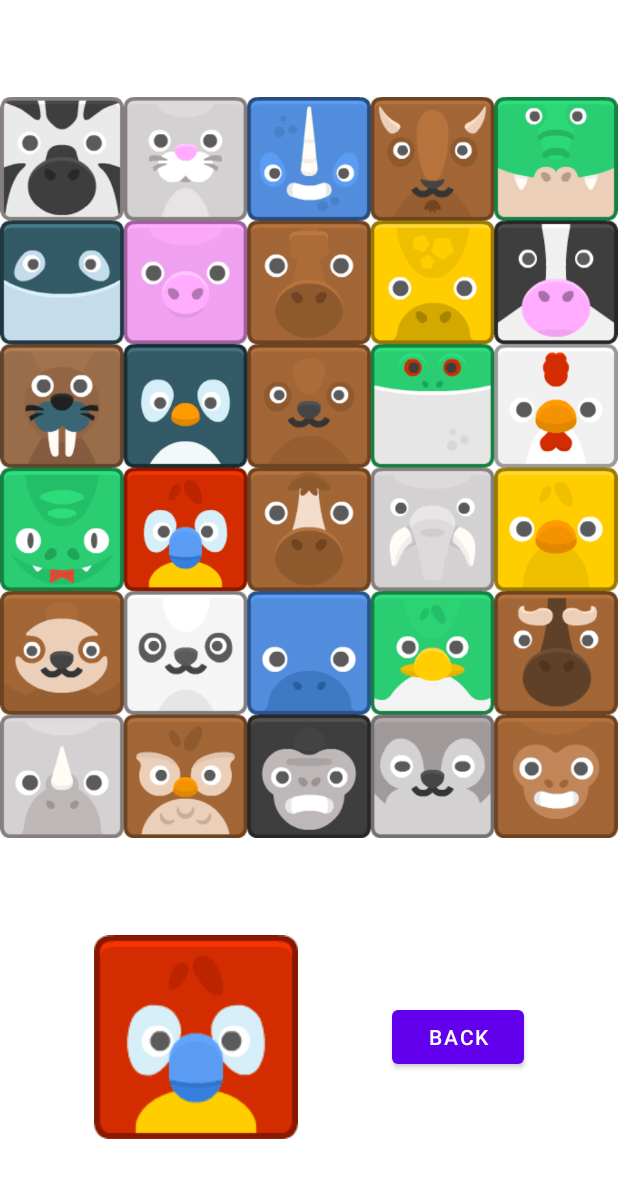
After one commit to bochunator/Save-the-Animal-Farm, an Android app: the ChooseAnimalActivity screen opened directly, with no data from a screen before it, on a phone screen of 412 x 824 dp. The commit adds this screen. Shown: the top 1178 px of the screen. Run offline under Robolectric (Android 15) with nearby library versions, the phone set to English and light mode, and no system bars.

Commit message:
ChooseAnimalActivity (SharedPreferences)

```diff
--- /dev/null
+++ b/app/src/main/java/bochunator/savetheanimalfarm/ChooseAnimalActivity.java
@@ -0,0 +1,62 @@
+package bochunator.savetheanimalfarm;
+
+import static bochunator.savetheanimalfarm.MainActivity.ANIMAL;
+import static bochunator.savetheanimalfarm.MainActivity.HIGHEST_POINTS;
+import static bochunator.savetheanimalfarm.MainActivity.SHARED_PREFERENCES;
+
+import androidx.appcompat.app.AppCompatActivity;
+
+import android.annotation.SuppressLint;
+import android.content.Context;
+import android.content.Intent;
+import android.content.SharedPreferences;
+import android.graphics.Point;
+import android.os.Bundle;
+import android.widget.Button;
+import android.widget.ImageView;
+
+import bochunator.savetheanimalfarm.bitmap.CreatorBitmapChooseAnimal;
+
+public class ChooseAnimalActivity extends AppCompatActivity {
+    private SharedPreferences sharedPreferences;
+
+    @SuppressLint("ClickableViewAccessibility")
+    @Override
+    protected void onCreate(Bundle savedInstanceState) {
+        super.onCreate(savedInstanceState);
+        setContentView(R.layout.activity_choose_animal);
+
+        sharedPreferences = getSharedPreferences(SHARED_PREFERENCES, Context.MODE_PRIVATE);
+        SharedPreferences.Editor editor = sharedPreferences.edit();
+
+        Point deviceSize = new Point();
+        getWindowManager().getDefaultDisplay().getSize(deviceSize);
+        CreatorBitmapChooseAnimal creatorBitmapChooseAnimal = new CreatorBitmapChooseAnimal(this);
+
+        ImageView imageViewSquareNoDetailsOutline = (ImageView) findViewById(R.id.imageViewSquareNoDetailsOutline);
+        imageViewSquareNoDetailsOutline.setImageBitmap(creatorBitmapChooseAnimal.getSquareNoDetailsOutlineBitmap());
+        imageViewSquareNoDetailsOutline.getLayoutParams().width = deviceSize.x;
+        imageViewSquareNoDetailsOutline.getLayoutParams().height = deviceSize.x*6/5;
+
+        ImageView imageViewChosenAnimal = (ImageView) findViewById(R.id.imageViewChosenAnimal);
+        imageViewChosenAnimal.setImageBitmap(creatorBitmapChooseAnimal.getCreatorBitmapChooseAnimal( sharedPreferences.getInt(ANIMAL, 16)));
+
+        imageViewSquareNoDetailsOutline.setOnTouchListener((view, event) -> {
+            float x = event.getX();
+            float y = event.getY();
+            int column = (int) (x / (view.getWidth() / 5));
+            int row = (int) (y / (view.getHeight() / 6));
+            int position = row * 5 + column;
+            imageViewChosenAnimal.setImageBitmap(creatorBitmapChooseAnimal.getCreatorBitmapChooseAnimal(position));
+            editor.putInt(ANIMAL, position);
+            editor.apply();
+            return false;
+        });
+
+        Button btnBack = (Button) findViewById(R.id.btnBack);
+        btnBack.setOnClickListener(view -> {
+            startActivity(new Intent(ChooseAnimalActivity.this, MainActivity.class));
+            finish();
+        });
+    }
+}
--- /dev/null
+++ b/app/src/main/java/bochunator/savetheanimalfarm/bitmap/CreatorBitmapChooseAnimal.java
@@ -0,0 +1,36 @@
+package bochunator.savetheanimalfarm.bitmap;
+
+import android.content.Context;
+import android.graphics.Bitmap;
+import android.graphics.BitmapFactory;
+
+import bochunator.savetheanimalfarm.R;
+
+public class CreatorBitmapChooseAnimal{
+    private static final int NUMBER_OF_ROWS = 6;
+    private static final int NUMBER_OF_COLUMNS = 5;
+
+    Bitmap squareNoDetailsOutlineBitmap;
+    Context context;
+
+    public CreatorBitmapChooseAnimal(Context context) {
+        this.context = context;
+        this.squareNoDetailsOutlineBitmap = BitmapFactory.decodeResource(context.getResources(), R.drawable.square_no_details_outline);
+    }
+
+    public Bitmap getSquareNoDetailsOutlineBitmap() {
+        return squareNoDetailsOutlineBitmap;
+    }
+
+    public Bitmap getCreatorBitmapChooseAnimal(int id){
+        int column = id % NUMBER_OF_COLUMNS;
+        int row = id / NUMBER_OF_COLUMNS;
+        return  Bitmap.createBitmap(
+                squareNoDetailsOutlineBitmap,
+                squareNoDetailsOutlineBitmap.getWidth() * column / NUMBER_OF_COLUMNS,
+                squareNoDetailsOutlineBitmap.getHeight() * row / NUMBER_OF_ROWS,
+                squareNoDetailsOutlineBitmap.getWidth() / NUMBER_OF_COLUMNS,
+                squareNoDetailsOutlineBitmap.getHeight() / NUMBER_OF_ROWS
+        );
+    }
+}
--- /dev/null
+++ b/app/src/main/res/layout/activity_choose_animal.xml
@@ -0,0 +1,44 @@
+<?xml version="1.0" encoding="utf-8"?>
+<androidx.constraintlayout.widget.ConstraintLayout xmlns:android="http://schemas.android.com/apk/res/android"
+    xmlns:app="http://schemas.android.com/apk/res-auto"
+    xmlns:tools="http://schemas.android.com/tools"
+    android:layout_width="match_parent"
+    android:layout_height="match_parent"
+    tools:context=".ChooseAnimalActivity">
+
+    <ImageView
+        android:id="@+id/imageViewSquareNoDetailsOutline"
+        android:layout_width="wrap_content"
+        android:layout_height="wrap_content"
+        android:background="@null"
+        android:clickable="true"
+        android:focusable="true"
+        app:layout_constraintBottom_toTopOf="@+id/imageViewChosenAnimal"
+        app:layout_constraintEnd_toEndOf="parent"
+        app:layout_constraintHorizontal_bias="0.5"
+        app:layout_constraintStart_toStartOf="parent"
+        app:layout_constraintTop_toTopOf="parent"
+        tools:srcCompat="@tools:sample/avatars" />
+
+    <Button
+        android:id="@+id/btnBack"
+        android:layout_width="wrap_content"
+        android:layout_height="wrap_content"
+        android:text="Back"
+        app:layout_constraintBottom_toBottomOf="@+id/imageViewChosenAnimal"
+        app:layout_constraintEnd_toEndOf="parent"
+        app:layout_constraintHorizontal_bias="0.5"
+        app:layout_constraintStart_toEndOf="@+id/imageViewChosenAnimal"
+        app:layout_constraintTop_toTopOf="@+id/imageViewChosenAnimal" />
+
+    <ImageView
+        android:id="@+id/imageViewChosenAnimal"
+        android:layout_width="wrap_content"
+        android:layout_height="wrap_content"
+        app:layout_constraintBottom_toBottomOf="parent"
+        app:layout_constraintEnd_toStartOf="@+id/btnBack"
+        app:layout_constraintHorizontal_bias="0.5"
+        app:layout_constraintStart_toStartOf="parent"
+        app:layout_constraintTop_toBottomOf="@+id/imageViewSquareNoDetailsOutline"
+        tools:srcCompat="@tools:sample/avatars" />
+</androidx.constraintlayout.widget.ConstraintLayout>
```
Also changed, not shown: app/src/main/AndroidManifest.xml (+7 -0 lines), app/src/main/java/bochunator/savetheanimalfarm/GameOver.java (+49 -8 lines), app/src/main/java/bochunator/savetheanimalfarm/GameSurfaceView.java (+26 -10 lines), app/src/main/java/bochunator/savetheanimalfarm/MainActivity.java (+28 -2 lines), app/src/main/java/bochunator/savetheanimalfarm/bitmap/CreatorBitmapAnimals.java (+30 -30 lines), app/src/main/res/layout/activity_main.xml (+13 -1 lines), app/src/main/res/drawable-v24/square_no_details_outline.png (added).
